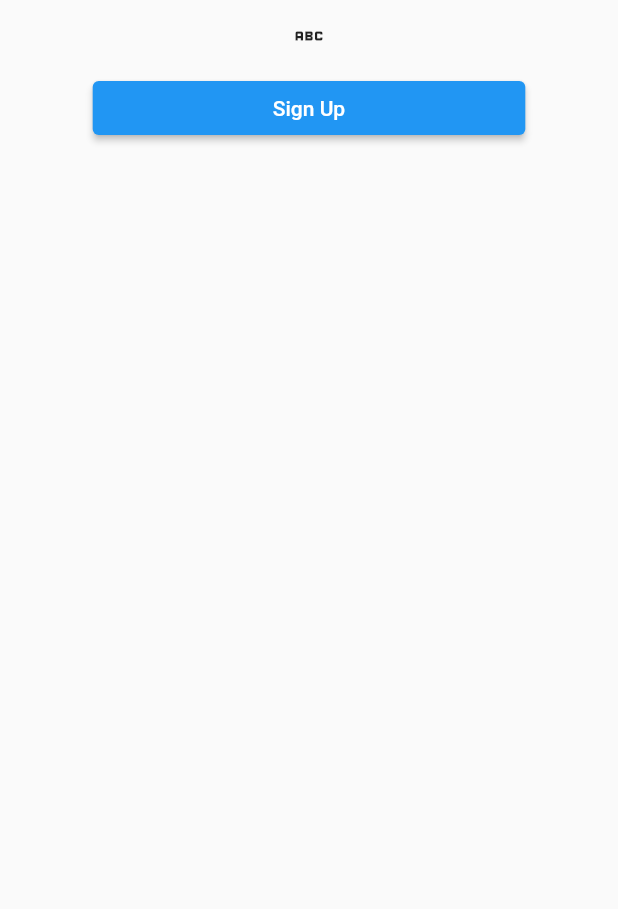
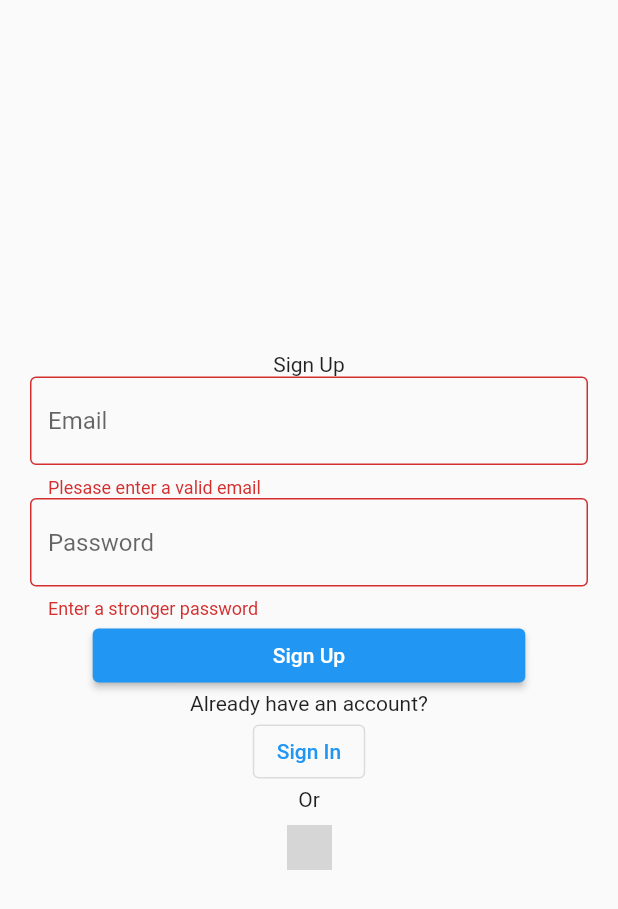
Before and after one commit to Ferrozo/todo-app-and-firebase-with-bloc, a Flutter app: the SignUp screen opened directly, after a tap on "Sign Up", on a phone screen of 412 x 824 dp. Shown: the top 909 px of the screen. Run offline on Flutter 3.47's test engine with Material 2 defaults, Android fonts, the phone set to English and light mode, and no system bars; our stand-ins replace bloc, email_validator, equatable, firebase_auth, firebase_core, flutter_bloc and 1 more; accounts and stored records are empty; network calls fail; grey boxes are pictures that could not be loaded.

Commit message:
signUp and signIn logic done

```diff
--- a/lib/bloc/bloc/auth_events.dart
+++ /dev/null
@@ -1,23 +0,0 @@
-import 'package:equatable/equatable.dart';
-part of 'auth_bloc.dart';
-
-abstract class AuthEvent extends Equatable {
-  @override
-  List<Object?> get props => [];
-}
-
-class SignInRequested extends AuthEvent {
-  SignInRequested({required this.email, required this.password});
-  final String email;
-  final String password;
-}
-
-class SignUpRequested extends AuthEvent {
-  SignUpRequested({required this.email, required this.password});
-  final String email;
-  final String password;
-}
-
-class GoogleSignInRequested extends AuthEvent {}
-
-class SignOutRequested extends AuthEvent {}
--- a/lib/presentation/screen/sign_up/sign_up.dart
+++ b/lib/presentation/screen/sign_up/sign_up.dart
@@ -4,6 +4,9 @@ import 'package:todo_app_with_firebase/bloc/bloc/auth_bloc.dart';
 import 'package:email_validator/email_validator.dart';
 
 import '../../../bloc/bloc/auth_event.dart';
+import '../../../bloc/bloc/auth_state.dart';
+import '../main_page/main_page.dart';
+import '../sign_in/sign_in.dart';
 
 class SignUp extends StatefulWidget {
   const SignUp({Key? key}) : super(key: key);
@@ -16,6 +19,7 @@ class _SignUpState extends State<SignUp> {
   final _formKey = GlobalKey<FormState>();
   final _emailController = TextEditingController();
   final _passwordController = TextEditingController();
+
   void _createAccountWithEmailAndPassword(context) {
     if (_formKey.currentState!.validate()) {
       BlocProvider.of<AuthBloc>(context).add(
@@ -32,18 +36,80 @@ class _SignUpState extends State<SignUp> {
   }
 
   @override
+  void dispose() {
+    _emailController.dispose();
+    _passwordController.dispose();
+    super.dispose();
+  }
+
+  @override
   Widget build(BuildContext context) {
     return Scaffold(
-      body: Center(
+      body: BlocConsumer<AuthBloc, AuthState>(
+        listener: (context, state) {
+          if (state is Authenticated) {
+            Navigator.of(context).pushReplacement(
+              MaterialPageRoute(
+                builder: (context) => const MainPage(),
+              ),
+            );
+          }
+
+          if (state is AuthError) {
+            ScaffoldMessenger.of(context)
+                .showSnackBar(SnackBar(content: Text(state.error.toString())));
+          }
+        },
+        builder: (context, state) {
+          if (state is Loading) {
+            return const Center(
+              child: CircularProgressIndicator(),
+            );
+          }
+
+          if (state is UnAuthenticated) {
+            return Center(
+              child: Padding(
+                padding: EdgeInsets.all(20),
+                child: SingleChildScrollView(
+                  child: Column(
+                    mainAxisAlignment: MainAxisAlignment.center,
+                    children: [
+                      const Text('Sign Up'),
+                      Center(
+                        child: Form(
+                          key: _formKey,
                           child: Column(
                             children: [
-            IconButton(
-              onPressed: () {
-                _authenticateWithGoogle(context);
+                              TextFormField(
+                                controller: _emailController,
+                                decoration: const InputDecoration(
+                                  hintText: 'Email',
+                                  border: OutlineInputBorder(),
+                                ),
+                                autovalidateMode:
+                                    AutovalidateMode.onUserInteraction,
+                                validator: (email) {
+                                  return email != null &&
+                                          !EmailValidator.validate(email)
+                                      ? 'Plesase enter a valid email'
+                                      : null;
                                 },
-              icon: const Icon(Icons.abc),
                               ),
-//
+                              TextFormField(
+                                controller: _passwordController,
+                                decoration: const InputDecoration(
+                                  hintText: 'Password',
+                                  border: OutlineInputBorder(),
+                                ),
+                                autovalidateMode:
+                                    AutovalidateMode.onUserInteraction,
+                                validator: (password) {
+                                  return password != null && password.length < 6
+                                      ? 'Enter a stronger password'
+                                      : null;
+                                },
+                              ),
                               SizedBox(
                                 width: MediaQuery.of(context).size.width * 0.7,
                                 child: ElevatedButton(
@@ -52,10 +118,42 @@ class _SignUpState extends State<SignUp> {
                                   },
                                   child: const Text('Sign Up'),
                                 ),
-            )
+                              ),
+                              const Text("Already have an account?"),
+                              OutlinedButton(
+                                onPressed: () {
+                                  Navigator.pushReplacement(
+                                    context,
+                                    MaterialPageRoute(
+                                        builder: (context) => const SignIn()),
+                                  );
+                                },
+                                child: const Text("Sign In"),
+                              ),
+                              const Text("Or"),
+                              IconButton(
+                                onPressed: () {
+                                  _authenticateWithGoogle(context);
+                                },
+                                icon: Image.network(
+                                  "https://upload.wikimedia.org/wikipedia/commons/thumb/5/53/Google_%22G%22_Logo.svg/1200px-Google_%22G%22_Logo.svg.png",
+                                  height: 30,
+                                  width: 30,
+                                ),
+                              ),
                             ],
+                          ),
+                        ),
+                      ),
+                    ],
+                  ),
                 ),
               ),
             );
           }
+          return Container();
+        },
+      ),
+    );
   }
+}
```
Lines whose indentation alone changed are shown as unchanged.
